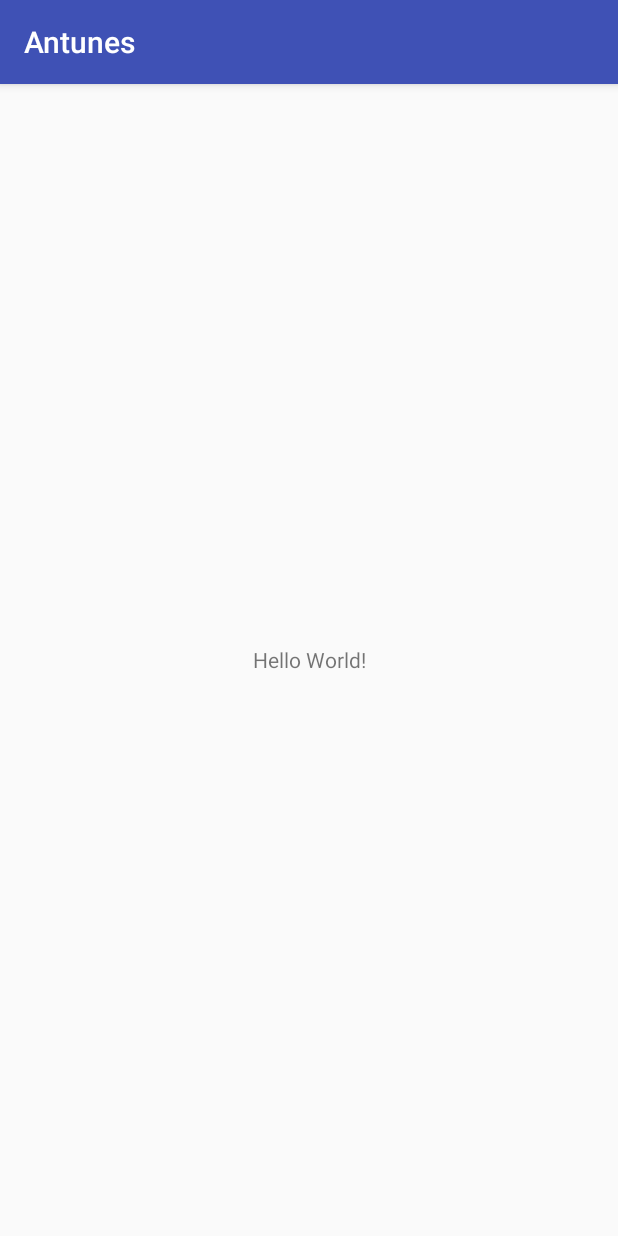
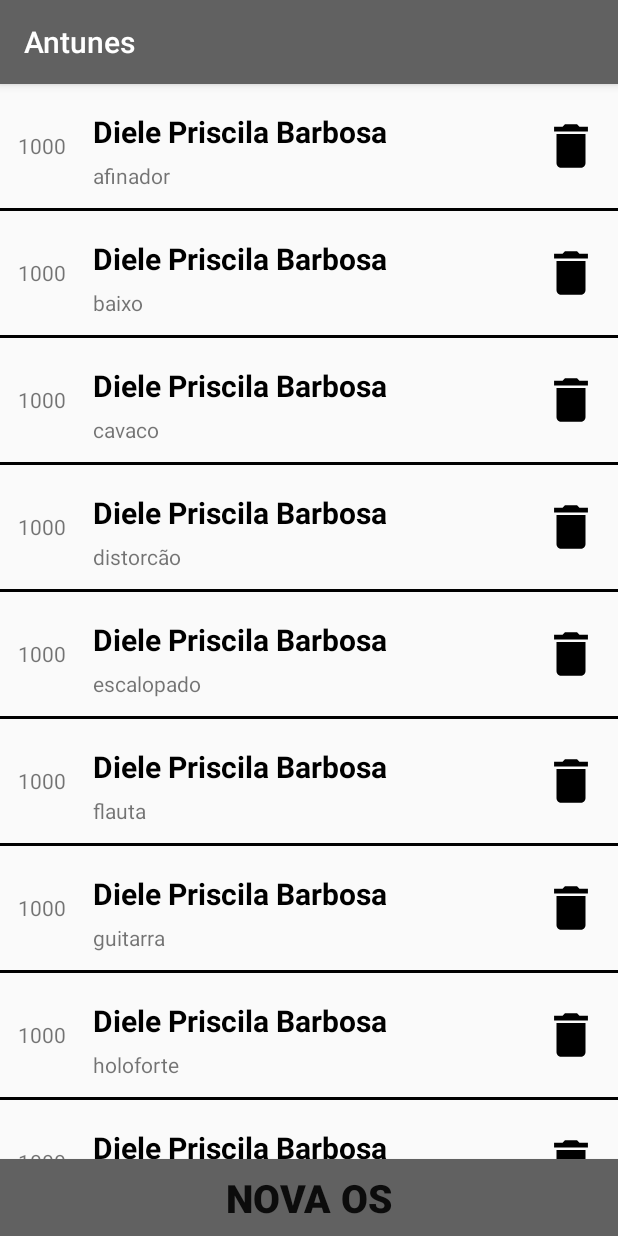
Before and after one commit to brucebarbosa/Antunes, an Android app: the screen it shows after launch (MainActivity), on a phone screen of 412 x 824 dp. Run offline under Robolectric (Android 15) with nearby library versions, the light colour scheme and no system bars.

Commit message:
Tela inicial finalizada

```diff
--- a/app/build.gradle
+++ b/app/build.gradle
@@ -12,6 +12,7 @@ android {
         targetSdkVersion 27
         versionCode 1
         versionName "1.0"
+        vectorDrawables.useSupportLibrary = true
     }
     buildTypes {
         release {
@@ -23,6 +24,7 @@ android {
 
 dependencies {
     implementation fileTree(dir: 'libs', include: ['*.jar'])
-    implementation"org.jetbrains.kotlin:kotlin-stdlib-jre7:$kotlin_version"
+    implementation "org.jetbrains.kotlin:kotlin-stdlib-jdk7:$kotlin_version"
     implementation 'com.android.support:appcompat-v7:27.1.1'
+    implementation 'com.android.support:design:27.1.1'
 }
--- /dev/null
+++ b/app/src/main/java/com/brucedesenvolve/antunes/ListaOsAdapter.kt
@@ -0,0 +1,42 @@
+package com.brucedesenvolve.antunes
+
+import android.app.AlertDialog
+import android.content.Context
+import android.support.v7.widget.RecyclerView
+import android.view.LayoutInflater
+import android.view.View
+import android.view.ViewGroup
+import android.widget.Toast
+import kotlinx.android.synthetic.main.item_lista_os.view.*
+
+class ListaOsAdapter(private val teste: Array<String>, private val context: Context) : RecyclerView.Adapter<ListaOsAdapter.ViewHolder>() {
+
+    override fun onCreateViewHolder(parent: ViewGroup, viewType: Int): ViewHolder {
+        val view = LayoutInflater.from(context).inflate(R.layout.item_lista_os, parent, false)
+        return ViewHolder(view)
+    }
+
+    override fun onBindViewHolder(holder: ViewHolder, position: Int) {
+        val produto = teste[position]
+        holder.numeroOs.text = "1000"
+        holder.nomeCliente.text = "Diele Priscila Barbosa"
+        holder.produto.text = produto
+        holder.apaparOs.setOnClickListener {
+            AlertDialog.Builder(context).setMessage("Deseja realmente apagar esta OS?")
+                    .setPositiveButton("Apagar") {_, _ -> Toast.makeText(context, "Produto: $produto", Toast.LENGTH_SHORT).show() }
+                    .setNegativeButton("Cancelar") {_, _ -> return@setNegativeButton }.create().show()
+        }
+        holder.itemView.setOnClickListener{Toast.makeText(context, "Esta é a linha: $position", Toast.LENGTH_SHORT).show()}
+    }
+
+    override fun getItemCount(): Int {
+        return teste.size
+    }
+
+    class ViewHolder(itemView: View) : RecyclerView.ViewHolder(itemView) {
+        val numeroOs = itemView.numero_os
+        val nomeCliente = itemView.nome_cliente
+        val produto = itemView.produto
+        val apaparOs = itemView.apagar_os
+    }
+}
--- a/app/src/main/java/com/brucedesenvolve/antunes/MainActivity.kt
+++ b/app/src/main/java/com/brucedesenvolve/antunes/MainActivity.kt
@@ -2,11 +2,21 @@ package com.brucedesenvolve.antunes
 
 import android.support.v7.app.AppCompatActivity
 import android.os.Bundle
+import android.support.v7.widget.LinearLayoutManager
+import android.widget.Toast
+import kotlinx.android.synthetic.main.activity_main.*
 
 class MainActivity : AppCompatActivity() {
 
     override fun onCreate(savedInstanceState: Bundle?) {
         super.onCreate(savedInstanceState)
         setContentView(R.layout.activity_main)
+
+        criar_os.setOnClickListener {Toast.makeText(this, "Abre activity", Toast.LENGTH_SHORT).show()}
+
+        val list = arrayOf("afinador", "baixo", "cavaco", "distorcão", "escalopado", "flauta", "guitarra", "holoforte", "iGuitar", "jojoba", "ll200", "mano a mano")
+
+        lista_os.layoutManager = LinearLayoutManager(this)
+        lista_os.adapter = ListaOsAdapter(list, this)
     }
 }
--- /dev/null
+++ b/app/src/main/res/drawable/baseline_delete_24.xml
@@ -0,0 +1,10 @@
+<vector xmlns:android="http://schemas.android.com/apk/res/android"
+        android:width="24dp"
+        android:height="24dp"
+        android:viewportWidth="24.0"
+        android:viewportHeight="24.0"
+        android:tint="@color/colorPrimaryDark">
+    <path
+        android:fillColor="@color/colorPrimaryDark"
+        android:pathData="M6,19c0,1.1 0.9,2 2,2h8c1.1,0 2,-0.9 2,-2V7H6v12zM19,4h-3.5l-1,-1h-5l-1,1H5v2h14V4z"/>
+</vector>
--- a/app/src/main/res/layout/activity_main.xml
+++ b/app/src/main/res/layout/activity_main.xml
@@ -1,12 +1,24 @@
 <?xml version="1.0" encoding="utf-8"?>
-<FrameLayout xmlns:android="http://schemas.android.com/apk/res/android"
+<LinearLayout xmlns:android="http://schemas.android.com/apk/res/android"
     android:layout_width="match_parent"
-    android:layout_height="match_parent">
+    android:layout_height="match_parent"
+    android:orientation="vertical">
 
-    <TextView
+    <android.support.v7.widget.RecyclerView
+        android:id="@+id/lista_os"
         android:layout_width="match_parent"
-        android:layout_height="match_parent"
-        android:gravity="center"
-        android:text="Hello World!"/>
+        android:layout_height="0dp"
+        android:layout_weight="1"
+        android:autofillHints="teste"/>
 
-</FrameLayout>
+    <Button
+        android:id="@+id/criar_os"
+        android:layout_width="match_parent"
+        android:layout_height="wrap_content"
+        android:padding="8dp"
+        android:background="@color/colorPrimary"
+        android:textSize="26sp"
+        android:textStyle="bold"
+        android:text="Nova OS"/>
+
+</LinearLayout>
--- /dev/null
+++ b/app/src/main/res/layout/item_lista_os.xml
@@ -0,0 +1,64 @@
+<?xml version="1.0" encoding="utf-8"?>
+<LinearLayout xmlns:android="http://schemas.android.com/apk/res/android"
+    xmlns:app="http://schemas.android.com/apk/res-auto"
+    android:layout_width="match_parent"
+    android:layout_height="wrap_content"
+    android:orientation="vertical">
+
+    <LinearLayout
+        android:layout_width="match_parent"
+        android:layout_height="match_parent"
+        android:orientation="horizontal"
+        android:padding="6dp">
+
+        <TextView
+            android:id="@+id/numero_os"
+            android:layout_width="0dp"
+            android:layout_height="match_parent"
+            android:layout_weight="1"
+            android:gravity="center"/>
+
+        <LinearLayout
+            android:layout_width="0dp"
+            android:layout_height="match_parent"
+            android:layout_weight="7"
+            android:orientation="vertical"
+            android:padding="6dp">
+
+            <TextView
+                android:id="@+id/nome_cliente"
+                android:layout_width="match_parent"
+                android:layout_height="wrap_content"
+                android:padding="6dp"
+                android:maxLines="1"
+                android:textSize="20sp"
+                android:textStyle="bold"
+                android:textColor="@color/colorPrimaryDark"/>
+
+            <TextView
+                android:id="@+id/produto"
+                android:layout_width="match_parent"
+                android:layout_height="wrap_content"
+                android:paddingStart="6dp"
+                android:maxLines="1"/>
+
+        </LinearLayout>
+
+        <ImageView
+            android:id="@+id/apagar_os"
+            android:layout_width="0dp"
+            android:layout_height="match_parent"
+            android:layout_weight="1"
+            android:paddingEnd="6dp"
+            app:srcCompat="@drawable/baseline_delete_24"
+            android:clickable="true"
+            android:focusable="true"/>
+
+    </LinearLayout>
+
+    <View
+        android:layout_width="match_parent"
+        android:layout_height="2dp"
+        android:background="@color/colorPrimaryDark"/>
+
+</LinearLayout>
--- a/app/src/main/res/values/colors.xml
+++ b/app/src/main/res/values/colors.xml
@@ -1,6 +1,6 @@
 <?xml version="1.0" encoding="utf-8"?>
 <resources>
-    <color name="colorPrimary">#3F51B5</color>
-    <color name="colorPrimaryDark">#303F9F</color>
-    <color name="colorAccent">#FF4081</color>
+    <color name="colorPrimary">#616161</color>
+    <color name="colorPrimaryDark">#000000</color>
+    <color name="colorAccent">#78909C</color>
 </resources>
--- a/build.gradle
+++ b/build.gradle
@@ -1,7 +1,7 @@
 // Top-level build file where you can add configuration options common to all sub-projects/modules.
 
 buildscript {
-    ext.kotlin_version = '1.2.30'
+    ext.kotlin_version = '1.2.50'
     repositories {
         google()
         jcenter()
```
